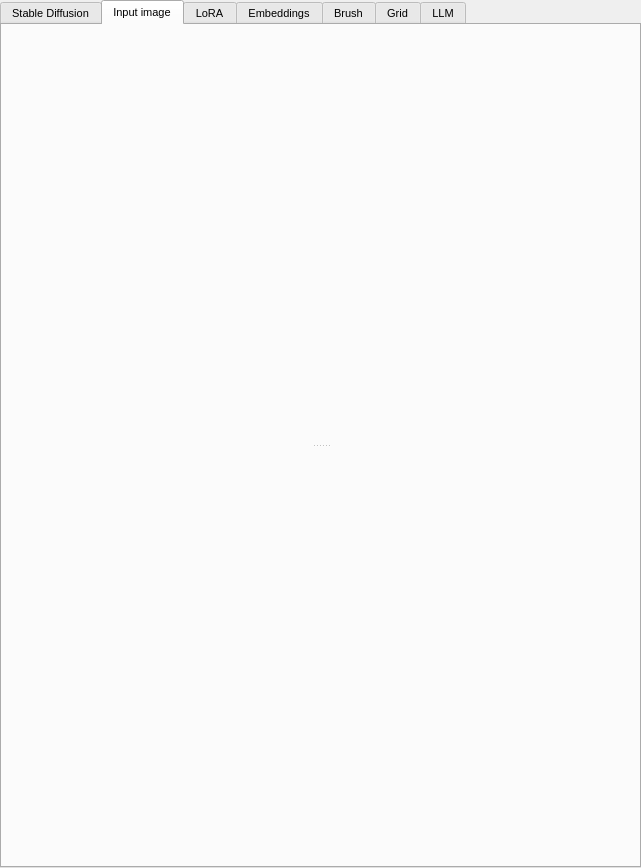
This is src/airunner/widgets/tool_tab/templates/tool_tab.ui in Capsize-Games/airunner as Qt 5 draws it before an edit. The edited form follows.
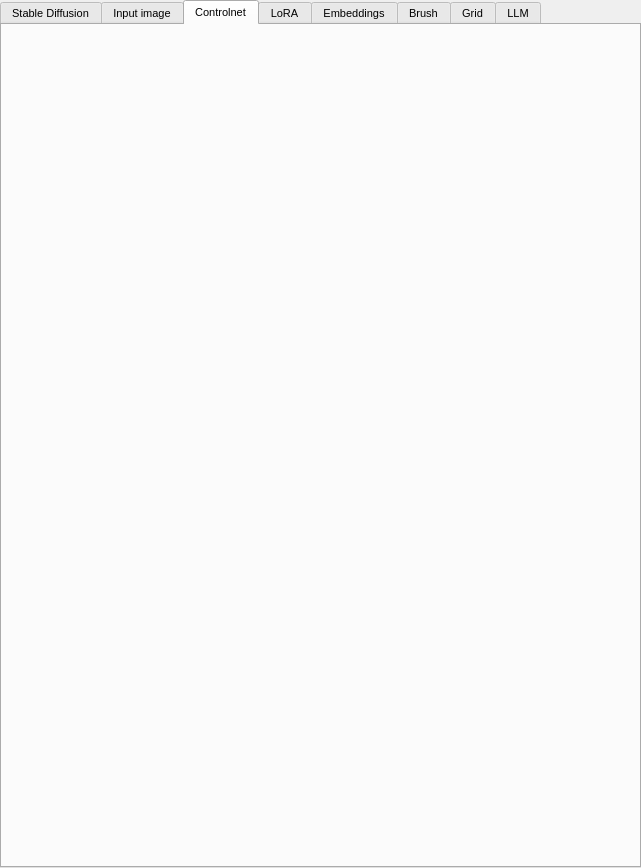
This is the edited form. The open tabs and pages were chosen to show the change. Custom widgets are drawn as their Qt base class.

The edit to the form file:
```diff
--- a/src/airunner/widgets/tool_tab/templates/tool_tab.ui
+++ b/src/airunner/widgets/tool_tab/templates/tool_tab.ui
@@ -109,10 +109,6 @@
         <number>0</number>
        </property>
        <item row="0" column="0">
-        <widget class="QSplitter" name="splitter">
-         <property name="orientation">
-          <enum>Qt::Orientation::Vertical</enum>
-         </property>
          <widget class="InputImage" name="image_to_image" native="true">
           <property name="settings_key" stdset="0">
            <string>image_to_image_settings</string>
@@ -135,7 +131,37 @@
            </property>
           </layout>
          </widget>
+       </item>
+      </layout>
+     </widget>
+     <widget class="QWidget" name="tab_8">
+      <attribute name="title">
+       <string>Controlnet</string>
+      </attribute>
+      <layout class="QGridLayout" name="gridLayout_11">
+       <property name="leftMargin">
+        <number>0</number>
+       </property>
+       <property name="topMargin">
+        <number>0</number>
+       </property>
+       <property name="rightMargin">
+        <number>0</number>
+       </property>
+       <property name="bottomMargin">
+        <number>0</number>
+       </property>
+       <property name="spacing">
+        <number>0</number>
+       </property>
+       <item row="0" column="0">
          <widget class="InputImage" name="controlnet_image" native="true">
+         <property name="sizePolicy">
+          <sizepolicy hsizetype="Preferred" vsizetype="Preferred">
+           <horstretch>0</horstretch>
+           <verstretch>0</verstretch>
+          </sizepolicy>
+         </property>
           <property name="settings_key" stdset="0">
            <string>controlnet_settings</string>
           </property>
@@ -156,7 +182,6 @@
             <number>0</number>
            </property>
           </layout>
-         </widget>
         </widget>
        </item>
       </layout>
```
Left out of the diff: 6 changed lines with no effect on the pictures. Lines whose indentation alone changed are shown as unchanged.
